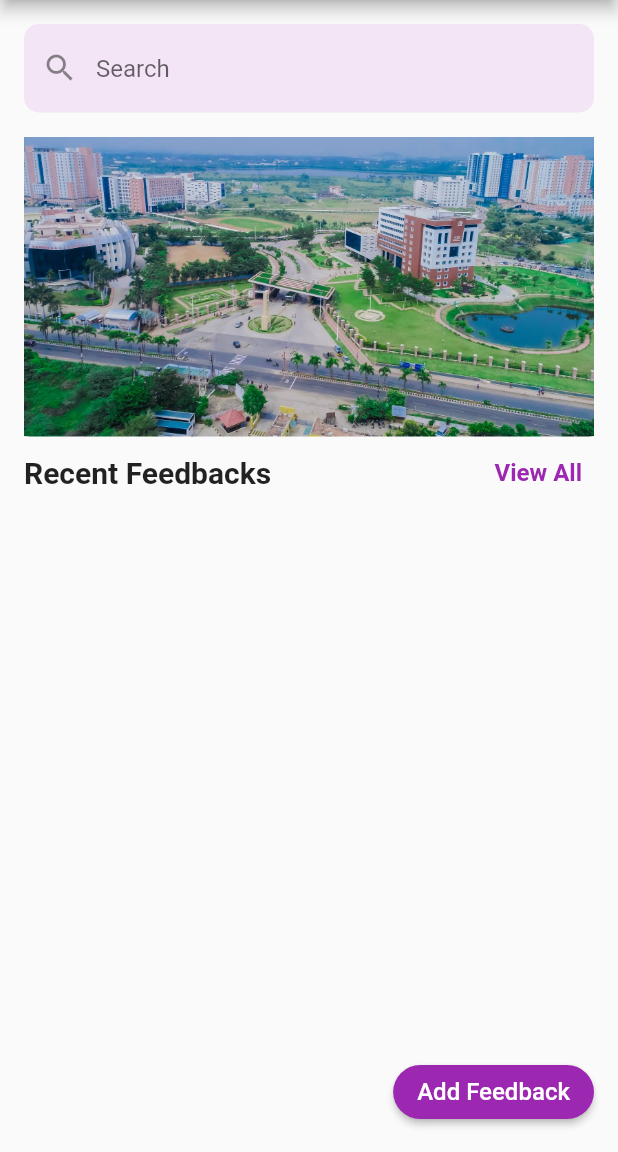
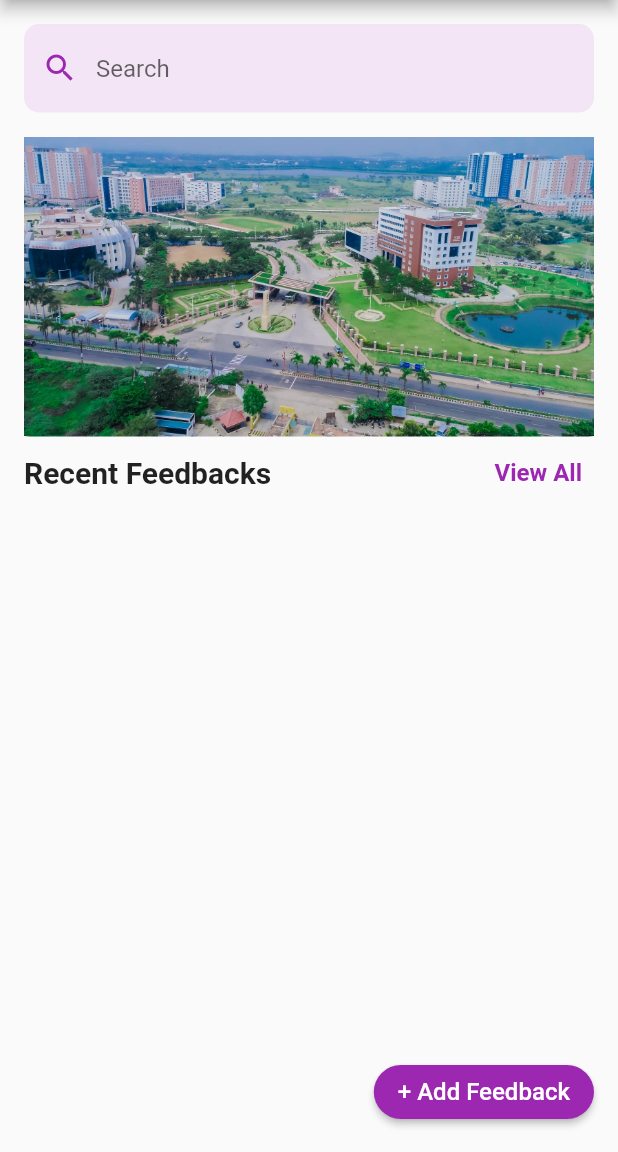
Before and after one commit to shubhamm69/VIT-Feedback-System-App, a Flutter app: the HomePage screen opened directly, on a phone screen of 412 x 824 dp, the part 84-1236 px from its top. Run offline on Flutter 3.47's test engine with Material 2 defaults, Android fonts, the phone set to English and light mode, and no system bars; our stand-ins replace cloud_firestore, country_picker, firebase_auth, firebase_core, firebase_storage, image_picker and 2 more; accounts and stored records are empty.

Commit message:
minor chnages

```diff
--- a/lib/screens/home_screen.dart
+++ b/lib/screens/home_screen.dart
@@ -2,49 +2,57 @@ import 'package:flutter/material.dart';
 import 'package:smartcityfeedbacksystem/models/feedback_model.dart';
 import 'package:smartcityfeedbacksystem/screens/search_screen.dart';
 import 'package:smartcityfeedbacksystem/screens/addfeedback_screen.dart';
+import 'package:smartcityfeedbacksystem/screens/viewfeedback_screen.dart';
 import 'package:smartcityfeedbacksystem/services/services.dart';
 import 'package:smartcityfeedbacksystem/widgets/feedback_card.dart';
 import 'package:smartcityfeedbacksystem/widgets/custom_button.dart';
 
-class HomePage extends StatelessWidget {
-  final FeedbackService _feedbackService = FeedbackService();
+class HomePage extends StatefulWidget {
+
+  HomePage({super.key});
+
+  @override
+  State<HomePage> createState() => _HomePageState();
+}
+
+class _HomePageState extends State<HomePage> {
+  final _feedbackService = FeedbackService();
+
   final TextEditingController _searchController = TextEditingController();
 
   @override
   Widget build(BuildContext context) {
     return Scaffold(
       appBar: AppBar(
-        title: Text('VIT Feedback'),
+        title: const Text('VIT Feedback'),
         backgroundColor: Colors.purple,
         automaticallyImplyLeading: false,
       ),
       body: Column(
         children: [
           Padding(
-            padding: EdgeInsets.all(16.0),
+            padding: const EdgeInsets.all(16.0),
             child: TextField(
               controller: _searchController,
               decoration: InputDecoration(
                 hintText: 'Search',
                 enabledBorder: OutlineInputBorder(
                   borderRadius: BorderRadius.circular(10),
-                  borderSide: BorderSide(color: Colors.transparent),
+                  borderSide: const BorderSide(color: Colors.transparent),
                 ),
                 focusedBorder: OutlineInputBorder(
                   borderRadius: BorderRadius.circular(10),
-                  borderSide: BorderSide(color: Colors.transparent),
+                  borderSide: const BorderSide(color: Colors.transparent),
                 ),
                 filled: true,
                 fillColor: Colors.purple.shade50,
                 prefixIcon: IconButton(
-                  icon: Icon(Icons.search),
+                  icon: const Icon(Icons.search, color: Colors.purple,),
                   onPressed: () {
                     Navigator.push(
                       context,
                       MaterialPageRoute(
-                        builder: (context) => SearchScreen(
-                            // query: _searchController.text.trim(),
-                            ),
+                        builder: (context) => SearchScreen(),
                       ),
                     );
                   },
@@ -56,7 +64,7 @@ class HomePage extends StatelessWidget {
             child: ClipRRect(
               borderRadius: BorderRadius.circular(20),
               child: Padding(
-                padding: EdgeInsets.symmetric(vertical: 0, horizontal: 16),
+                padding: const EdgeInsets.symmetric(vertical: 0, horizontal: 16),
                 child: Image.asset(
                   'assets/campus-banner.jpg',
                   fit: BoxFit.cover,
@@ -67,7 +75,7 @@ class HomePage extends StatelessWidget {
             ),
           ),
           Container(
-            padding: EdgeInsets.symmetric(vertical: 0,horizontal: 16),
+            padding: const EdgeInsets.symmetric(vertical: 0, horizontal: 16),
             child: Row(
               mainAxisAlignment: MainAxisAlignment.spaceBetween,
               children: [
@@ -80,12 +88,12 @@ class HomePage extends StatelessWidget {
                 ),
                 TextButton(
                   onPressed: () {
-                    Navigator.push(
-                      context,
-                      MaterialPageRoute(
-                        builder: (context) => SearchScreen(),
-                      ),
-                    );
+                    // Navigator.push(
+                    // context,
+                    // MaterialPageRoute(
+                    //   builder: (context) => SearchScreen(),
+                    // ),
+                    // );
                   },
                   child: const Text(
                     'View All',
@@ -101,7 +109,7 @@ class HomePage extends StatelessWidget {
           ),
           Expanded(
             child: Padding(
-            padding: const EdgeInsets.symmetric(vertical: 0,horizontal: 16),
+              padding: const EdgeInsets.symmetric(vertical: 0, horizontal: 16),
               child: StreamBuilder<List<FeedbackModel>>(
                 stream: _feedbackService.getAllUserFeedbacksStream(),
                 builder: (context, snapshot) {
@@ -110,24 +118,37 @@ class HomePage extends StatelessWidget {
                     return ListView.builder(
                       itemCount: feedbacks.length,
                       itemBuilder: (context, index) {
-                      return FeedbackCard(
+                        return GestureDetector(
+                          onTap: () {
+                            Navigator.push(
+                              context,
+                              MaterialPageRoute(
+                                builder: (context) => FeedbackViewScreen(
+                                  feedback: feedbacks[index],
+                                ),
+                              ),
+                            );
+                          },
+                          child: FeedbackCard(
                             feedback: feedbacks[index],
                             limitedDescription: feedbacks[index].problemFaced,
+                          ),
                         );
                       },
                     );
                   } else if (snapshot.hasError) {
                     return Center(child: Text('Error: ${snapshot.error}'));
                   } else {
-                  return Center(child: CircularProgressIndicator());
+                    return const Center(child: CircularProgressIndicator());
                   }
                 },
               ),
-          )),
+            ),
+          ),
         ],
       ),
       floatingActionButton: CustomButton(
-        text: 'Add Feedback',
+        text: '+ Add Feedback',
         onPressed: () {
           Navigator.push(
             context,
```
Also changed, not shown: lib/screens/viewfeedback_screen.dart (added, +72 -0 lines). Lines whose indentation alone changed are shown as unchanged.
